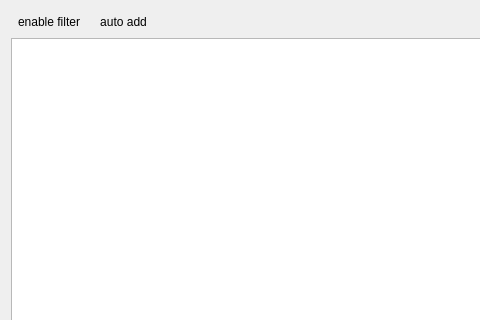
This is Viewer/src/SuiteItemWidget.ui in ecmwf/ecflow as Qt 5 draws it before an edit; both pictures show x 0 to 480 and y 0 to 320 of the 564 by 470 pixel window. The edited form follows.
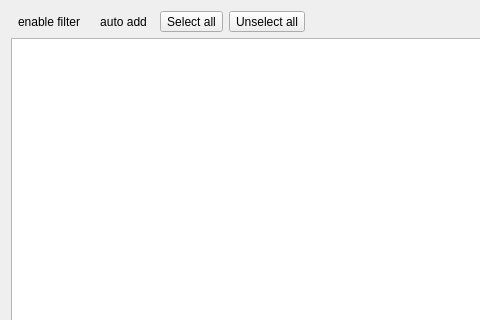
This is the edited form.

Commit message: Viewer: implement suite filter ECFLOW-303

Diff of the .ui file:
```diff
--- a/Viewer/src/SuiteItemWidget.ui
+++ b/Viewer/src/SuiteItemWidget.ui
@@ -48,6 +48,26 @@
        </property>
       </widget>
      </item>
+     <item>
+      <widget class="QToolButton" name="selectAllTb">
+       <property name="toolTip">
+        <string>Select all suites</string>
+       </property>
+       <property name="text">
+        <string>Select all</string>
+       </property>
+      </widget>
+     </item>
+     <item>
+      <widget class="QToolButton" name="unselectAllTb">
+       <property name="toolTip">
+        <string>Deselect all suites</string>
+       </property>
+       <property name="text">
+        <string>Unselect all</string>
+       </property>
+      </widget>
+     </item>
      <item>
       <spacer name="horizontalSpacer">
        <property name="orientation">
```
Left out of the diff: 18 changed lines with no effect on the pictures. The commit also changes 17 other files.
